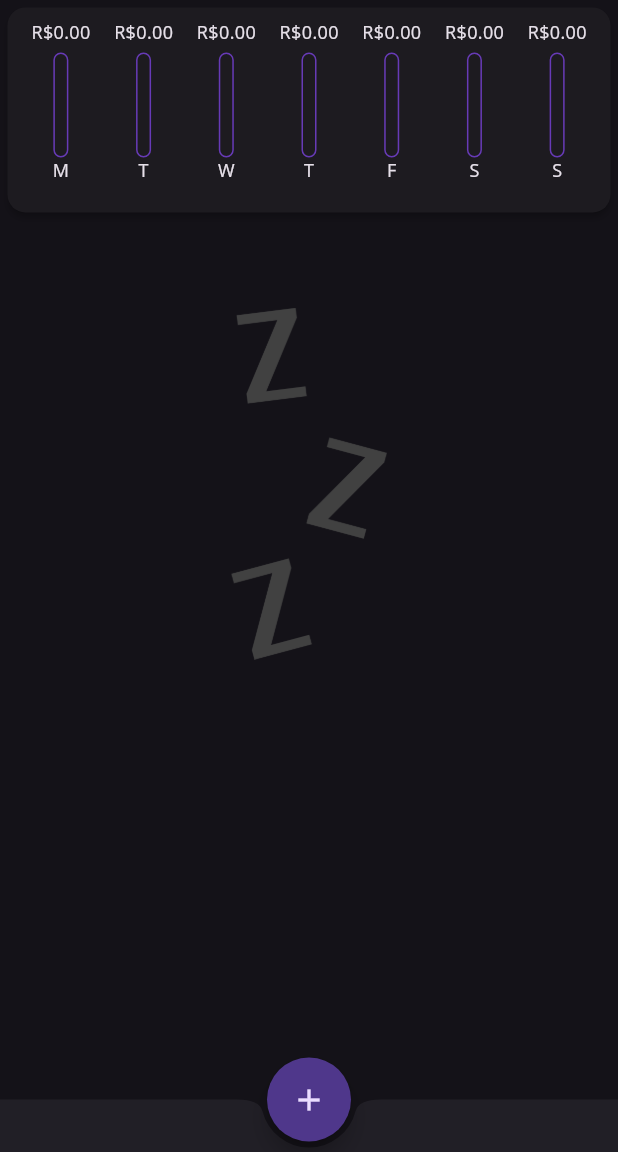
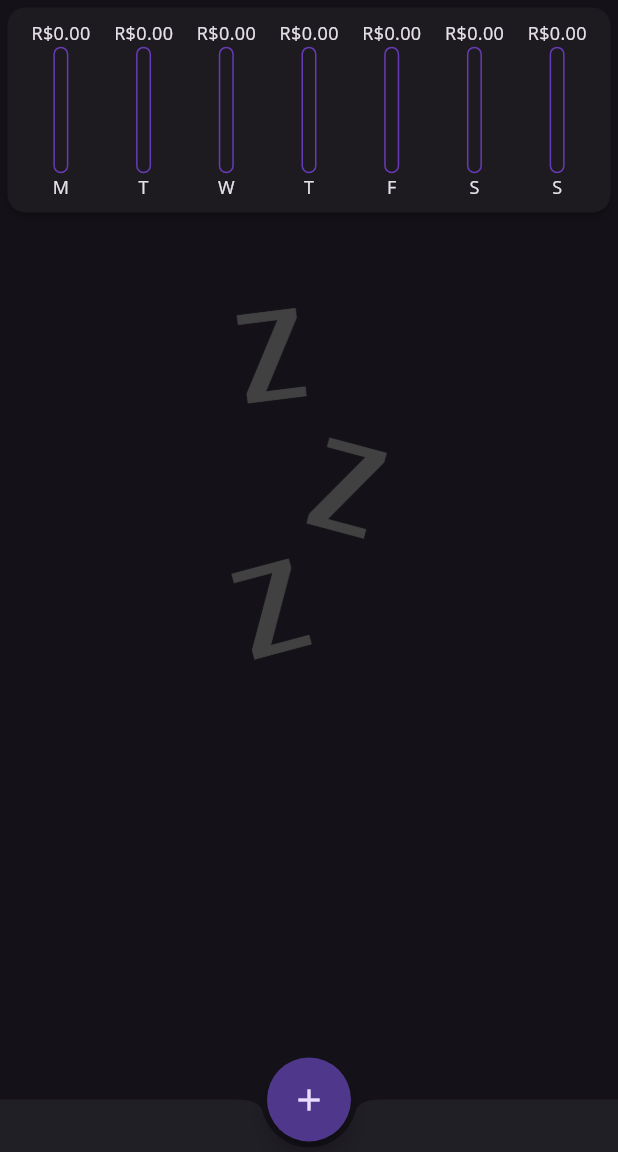
Before and after one commit to KauaHenSilva/dart_flutter_despesas_pessoais, a Flutter app: the screen it shows after launch, on a phone screen of 412 x 824 dp, the part 84-1236 px from its top. Run offline on Flutter 3.47's test engine with Material 3 defaults, Android fonts, the phone set to English and light mode, and no system bars.

Commit message:
fix: chartResponse

```diff
--- a/lib/components/chart_bar.dart
+++ b/lib/components/chart_bar.dart
@@ -14,17 +14,19 @@ class ChartBar extends StatelessWidget {
 
   @override
   Widget build(BuildContext context) {
-    return Column(
+    return LayoutBuilder(
+      builder: (context, constraints) => Column(
         children: [
-        Padding(
-          padding: const EdgeInsets.only(bottom: 5),
+          Container(
+            alignment: Alignment.center,
+            height: constraints.maxHeight * 0.15,
             child: Text(
               'R\$${value.toStringAsFixed(2)}',
               style: const TextStyle(fontSize: 12),
             ),
           ),
           SizedBox(
-          height: 70,
+            height: constraints.maxHeight * 0.7,
             width: 10,
             child: Stack(
               alignment: Alignment.bottomCenter,
@@ -47,14 +49,16 @@ class ChartBar extends StatelessWidget {
               ],
             ),
           ),
-        Padding(
-          padding: const EdgeInsets.only(bottom: 5.0),
+          Container(
+            alignment: Alignment.center,
+            height: constraints.maxHeight * 0.15,
             child: Text(
               sufWeekDay,
               style: const TextStyle(fontSize: 12),
             ),
           ),
         ],
+      ),
     );
   }
 }
```
Also changed, not shown: lib/components/chart.dart (+5 -2 lines). Lines whose indentation alone changed are shown as unchanged.
